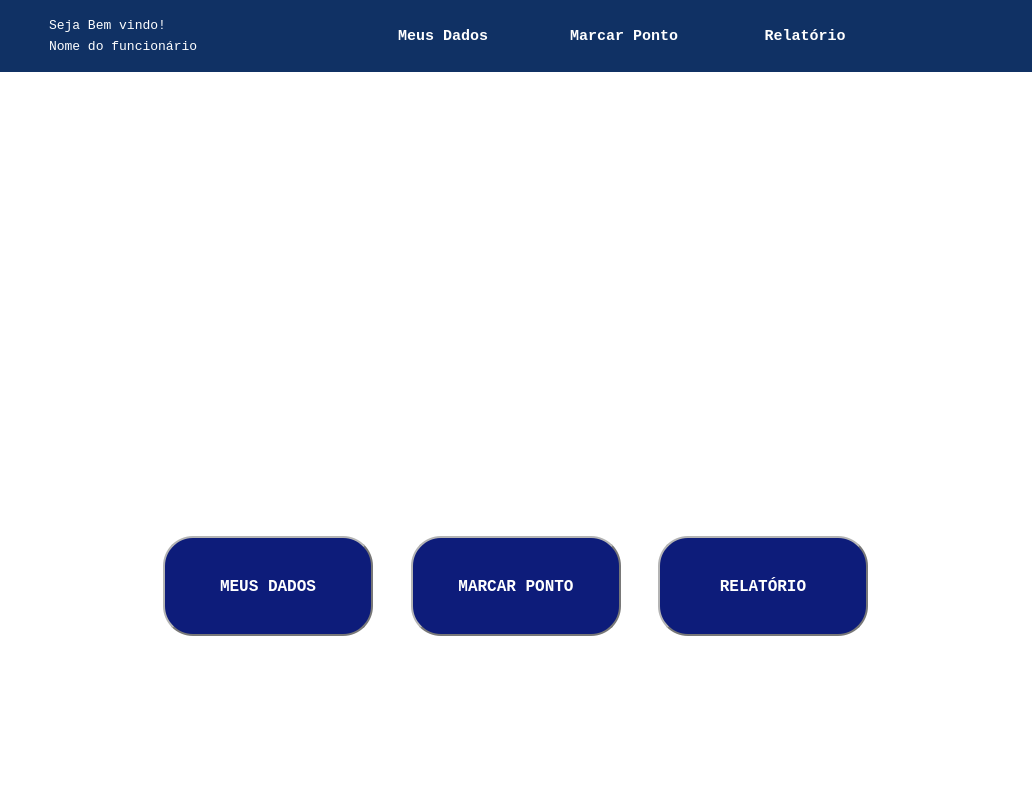
This is tela_menu.ui in KobaDev/GestaoDePonto as Qt 5 draws it before an edit. The edited form follows.
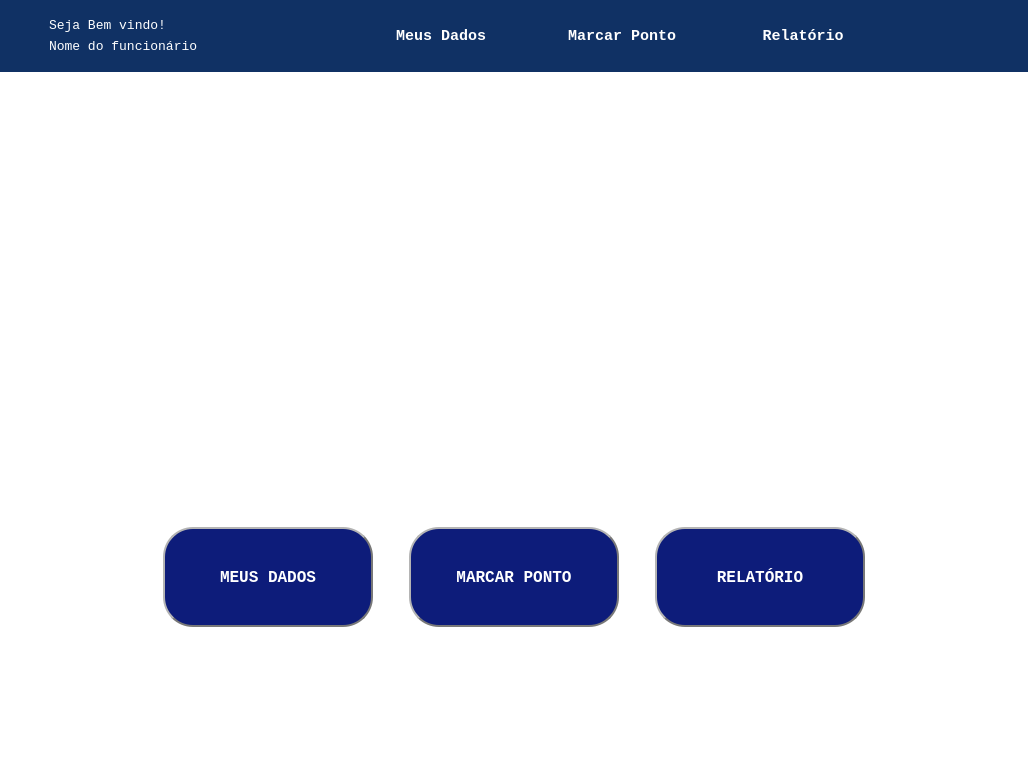
This is the edited form. Icons and pictures are not drawn.

```diff
--- a/tela_menu.ui
+++ b/tela_menu.ui
@@ -6,8 +6,8 @@
    <rect>
     <x>0</x>
     <y>0</y>
-    <width>1032</width>
-    <height>786</height>
+    <width>1028</width>
+    <height>777</height>
    </rect>
   </property>
   <property name="minimumSize">
```
